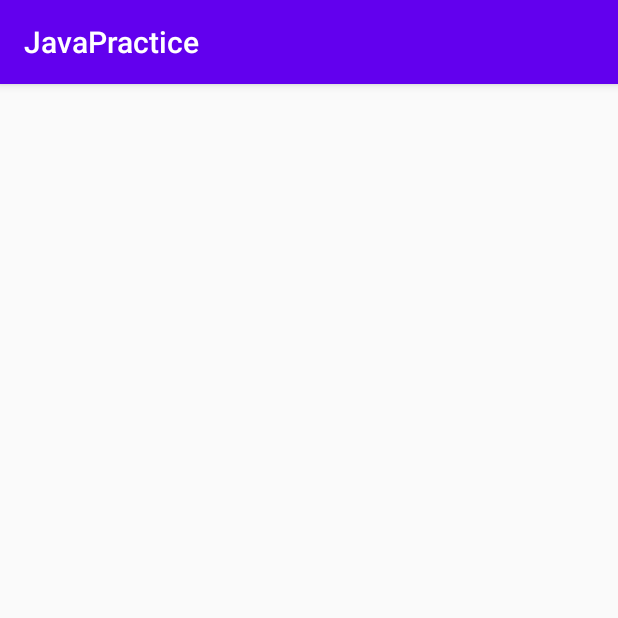
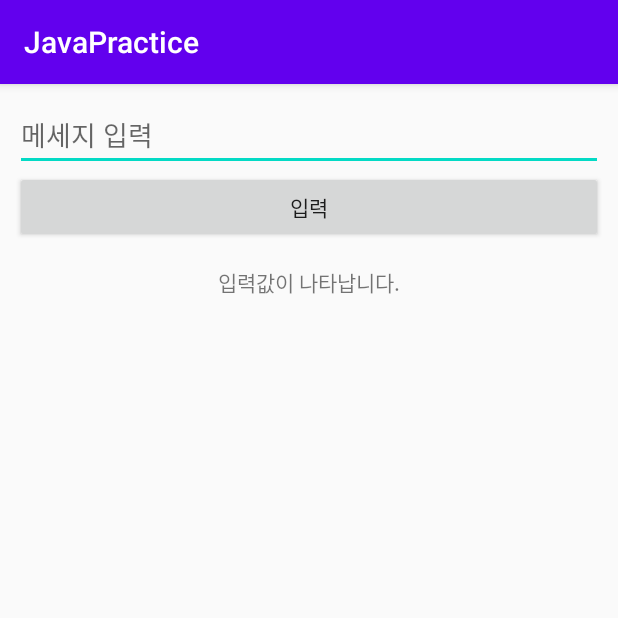
Before and after one commit to apple0819/JavaPractice, an Android app: the screen it shows after launch (MainActivity), on a phone screen of 412 x 824 dp, the top half of it. Run offline under Robolectric (Android 15) with nearby library versions, the phone set to English and light mode, and no system bars.

Commit message:
초기화면 구성

```diff
--- a/app/src/main/res/layout/activity_main.xml
+++ b/app/src/main/res/layout/activity_main.xml
@@ -6,5 +6,31 @@
     android:layout_height="match_parent"
     tools:context=".MainActivity">
 
+    <LinearLayout
+        android:layout_width="match_parent"
+        android:layout_height="wrap_content"
+        android:orientation="vertical"
+        android:padding="10dp">
+
+        <EditText
+            android:layout_width="match_parent"
+            android:layout_height="wrap_content"
+            android:hint="메세지 입력"/>
+
+        <Button
+            android:layout_width="match_parent"
+            android:layout_height="wrap_content"
+            android:text="입력"/>
+
+        <TextView
+            android:layout_marginTop="15dp"
+            android:layout_width="match_parent"
+            android:layout_height="wrap_content"
+            android:gravity="center"
+            android:text="입력값이 나타납니다."/>
+
+
+    </LinearLayout>
+
 
 </LinearLayout>
```
